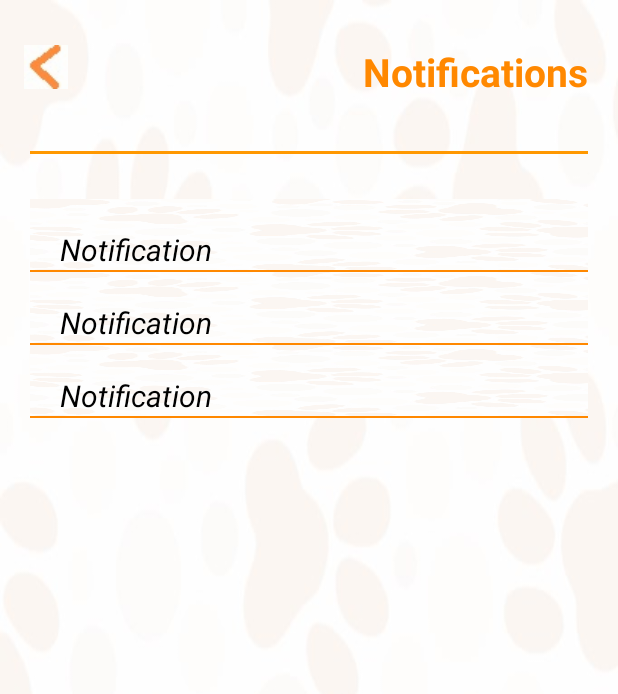
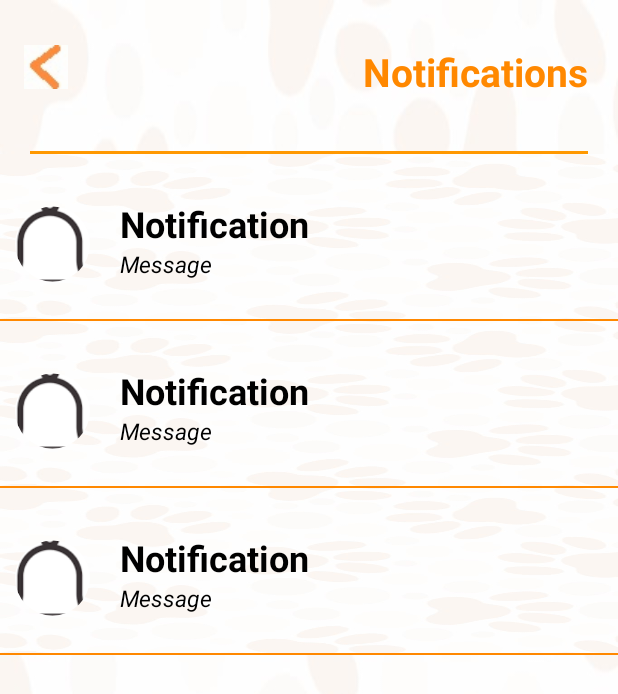
Before and after one commit to aldomedrano2201/ScoobyWoof, an Android app: the layout activity_notifications.xml on its own in the app's theme, with its tools: preview values and no code run, on a phone screen of 412 x 824 dp. Shown: the top 694 px of the screen. Run offline under Robolectric (Android 15) with nearby library versions, the phone set to English and light mode, and no system bars.

Commit message:
Implementation of the notification activity, adjustments in the notification layout to fit the notifcation message in the listview

```diff
--- a/app/src/main/java/com/example/myapplication/AcceptDeclineActivity.java
+++ b/app/src/main/java/com/example/myapplication/AcceptDeclineActivity.java
@@ -42,6 +42,7 @@ public class AcceptDeclineActivity extends AppCompatActivity implements View.OnC
             txtBreed, txtDogDescription, txtPickingTime;
     GenericClass genRequest;
     Request request;
+    String dogWalkerName;
     int requestItemIndex = -1;
 
     @Override
@@ -67,7 +68,7 @@ public class AcceptDeclineActivity extends AppCompatActivity implements View.OnC
         btnDecline.setOnClickListener(this);
         btnGoBackDogWalkerProfile = findViewById(R.id.btnBackToDashboard);
         btnGoBackDogWalkerProfile.setOnClickListener(this);
-
+        dogWalkerName = getIntent().getStringExtra("dogWalkerName");
         requestItemIndex = getIntent().getIntExtra("requestItemIndex",-1);
         genRequest = (GenericClass) getIntent().getSerializableExtra("requestObj");
         request = (Request) genRequest.getValue();
@@ -136,7 +137,7 @@ public class AcceptDeclineActivity extends AppCompatActivity implements View.OnC
     private void notifyDogOwner(String statusRequest) {
         try{
             Notification notification = new Notification(UUID.randomUUID().toString(),
-                    getIntent().getStringExtra("dogWalkerName"),
+                    dogWalkerName,
                     txtDogName.getText().toString(),
                     request.getDogOwnerId(),
                     Util.notificationStatus.Unread.toString(),
@@ -160,6 +161,7 @@ public class AcceptDeclineActivity extends AppCompatActivity implements View.OnC
                             }else{
                                 Intent intent = new Intent(AcceptDeclineActivity.this,ListServicesActivity.class);
                                 intent.putExtra("dogWalkerId", request.getDogWalkerId());
+                                intent.putExtra("dogWalkerName",dogWalkerName);
                                 startActivity(intent);
                             }
 
--- a/app/src/main/java/com/example/myapplication/MyDogListActivity.java
+++ b/app/src/main/java/com/example/myapplication/MyDogListActivity.java
@@ -99,7 +99,7 @@ public class MyDogListActivity extends AppCompatActivity implements View.OnClick
 
         GenericClass<ArrayList<Dog>> genericObj = new GenericClass<ArrayList<Dog>>(dogsList);
         adapter= new GenericAdapter(this, genericObj,
-                R.layout.activity_my_dog_list_element, Util.imageFolders.DogImages.toString(), "breed");
+                R.layout.activity_my_dog_list_element, Util.imageFolders.DogImages.toString(), "name","breed");
         lvGenericlist.setAdapter(adapter);
         lvGenericlist.setOnItemClickListener(new AdapterView.OnItemClickListener() {
             @Override
--- a/app/src/main/java/com/example/myapplication/OwnerDogProfileActivity.java
+++ b/app/src/main/java/com/example/myapplication/OwnerDogProfileActivity.java
@@ -253,7 +253,7 @@ public class OwnerDogProfileActivity extends AppCompatActivity implements View.O
         }
         GenericClass<ArrayList<Dog>> genericObj = new GenericClass<ArrayList<Dog>>(dogsList);
         adapter = adapter= new GenericAdapter(this, genericObj,
-                R.layout.activity_my_dog_list_element, Util.imageFolders.DogImages.toString(), "breed");
+                R.layout.activity_my_dog_list_element, Util.imageFolders.DogImages.toString(), "name","breed");
         GeneralListViews.lvGenericlist.setAdapter(adapter);
 
 
--- a/app/src/main/java/com/example/myapplication/SearchWalkersActivity.java
+++ b/app/src/main/java/com/example/myapplication/SearchWalkersActivity.java
@@ -69,7 +69,7 @@ public class SearchWalkersActivity extends AppCompatActivity implements ValueEve
 
             GenericClass<ArrayList<?>> genericObj = new GenericClass<ArrayList<?>>(walkersList);
             adapter= new GenericAdapter(this, genericObj,
-                    R.layout.activity_search_walkers_element, Util.imageFolders.DogWalkersImages.toString(), "rate");
+                    R.layout.activity_search_walkers_element, Util.imageFolders.DogWalkersImages.toString(), "name","rate");
             lvGenericlist.setAdapter(adapter);
             lvGenericlist.setOnItemClickListener(new AdapterView.OnItemClickListener() {
                 @Override
--- a/app/src/main/java/model/GeneralListViews.java
+++ b/app/src/main/java/model/GeneralListViews.java
@@ -5,6 +5,7 @@ import android.widget.ListView;
 import androidx.lifecycle.ViewModel;
 
 import generics.GenericAdapter;
+import generics.GenericClass;
 
 import java.util.ArrayList;
 
@@ -19,4 +20,6 @@ public class GeneralListViews extends ViewModel {
 
     public static ArrayList<Request> requestList = new ArrayList<>();
 
+    public static ArrayList<Notification> notificationsList= new ArrayList<>();
+
 }
--- a/app/src/main/res/layout/activity_accept_decline.xml
+++ b/app/src/main/res/layout/activity_accept_decline.xml
@@ -67,8 +67,6 @@
                 android:id="@+id/imgPicDog"
                 android:layout_width="150sp"
                 android:layout_height="150sp"
-                android:layout_marginEnd="30dp"
-                android:layout_marginTop="10dp"
                 android:src="@drawable/scoobydoosilhouette"
                 android:thicknessRatio="1.9"/>
 
--- a/app/src/main/res/layout/activity_notifications.xml
+++ b/app/src/main/res/layout/activity_notifications.xml
@@ -54,9 +54,7 @@
         android:layout_width="fill_parent"
         android:layout_height="500dp"
         android:id="@+id/notifications_list_view"
-        android:layout_marginTop="30sp"
-        android:layout_marginLeft="20sp"
-        android:layout_marginRight="20sp"
+
         android:divider="@android:color/holo_orange_dark"
         android:dividerHeight="1dp"
         app:layout_constraintTop_toBottomOf="@id/lineSpace1"
--- a/app/src/main/res/layout/activity_notifications_element.xml
+++ b/app/src/main/res/layout/activity_notifications_element.xml
@@ -7,18 +7,40 @@
 
     android:background="@drawable/white_orange">
 
+    <de.hdodenhof.circleimageview.CircleImageView
+        android:id="@+id/imgPic"
+        android:layout_width="50sp"
+        android:layout_height="100sp"
+        android:layout_marginStart="10dp"
+        android:layout_marginTop="10dp"
+        android:src="@drawable/notification"
+        app:layout_constraintStart_toStartOf="parent"
+        app:layout_constraintTop_toTopOf="parent"
+        android:thicknessRatio="1.9"/>
+
     <TextView
         android:id="@+id/text1"
-        android:layout_width="match_parent"
+        android:layout_width="wrap_content"
         android:layout_height="wrap_content"
-        android:layout_marginLeft="20sp"
+        android:layout_marginLeft="20dp"
         android:layout_marginTop="20sp"
-        android:layout_marginRight="20sp"
         android:text="Notification"
         android:textColor="@android:color/black"
-        android:textSize="20sp"
+        android:textSize="24sp"
+        android:textStyle="bold"
+        app:layout_constraintTop_toTopOf="@+id/imgPic"
+        app:layout_constraintLeft_toRightOf="@id/imgPic"/>
+    <TextView
+        android:id="@+id/text2"
+        android:layout_width="300dp"
+        android:layout_height="40dp"
+        android:text="Message"
+        android:maxLines="2"
+        android:textColor="@android:color/black"
+        android:textSize="15sp"
         android:textStyle="italic"
-        app:layout_constraintTop_toTopOf="parent"
-        app:layout_constraintLeft_toLeftOf="parent"/>
+        app:layout_constraintTop_toBottomOf="@+id/text1"
+        app:layout_constraintLeft_toLeftOf="@id/text1"/>
+
 
 </androidx.constraintlayout.widget.ConstraintLayout>
--- a/app/src/main/res/layout/activity_select_walker_for_service.xml
+++ b/app/src/main/res/layout/activity_select_walker_for_service.xml
@@ -265,7 +265,7 @@
                 android:layout_height="wrap_content"
                 android:layout_marginTop="20dp"
                 android:text=""
-                android:textSize="20sp"
+                android:textSize="18sp"
                 android:textStyle="bold"
                 android:background="@android:color/white"
 
```
Also changed, not shown: app/src/main/java/com/example/myapplication/ListServicesActivity.java (+4 -3 lines), app/src/main/java/com/example/myapplication/NotificationsActivity.java (+46 -10 lines), app/src/main/java/com/example/myapplication/OwnerDashboardActivity.java (+47 -2 lines), app/src/main/java/generics/GenericAdapter.java (+12 -8 lines), app/src/main/java/model/Notification.java (+22 -3 lines), app/src/main/java/util/PropertyExtractor.java (+11 -4 lines), app/src/main/res/drawable/notification.png (added).
